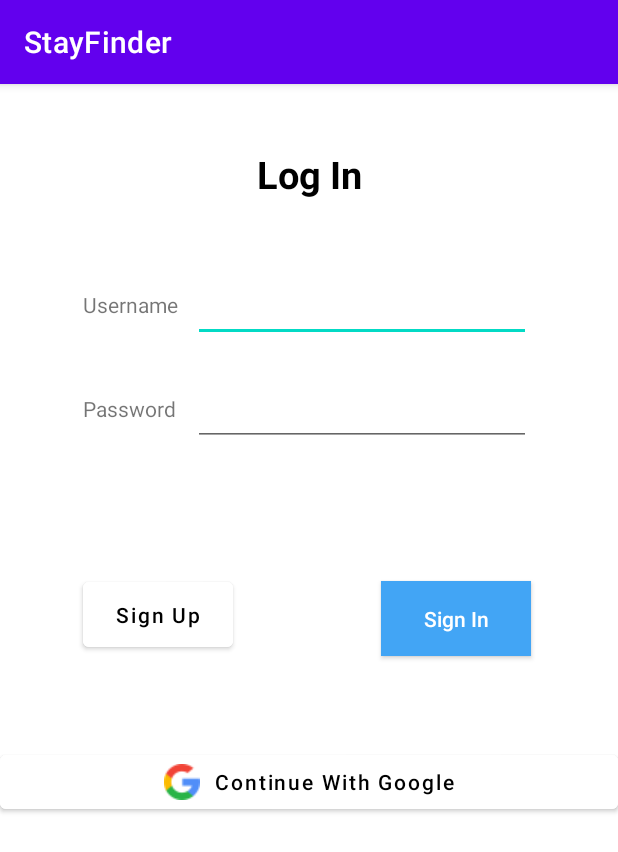
After one commit to tientran505/hotel-booking-android-app, an Android app: the fragment LogInFragment shown on its own in the app's theme, on a phone screen of 412 x 824 dp. The commit adds this screen. Shown: the top 852 px of the screen. Run offline under Robolectric (Android 15) with nearby library versions, the phone set to English and light mode, and no system bars.

Commit message:
build: Done UI of detail profile, signin and Signup
init Change fragment layout to Constrain layout

Finish create a init of Detail Profile

Done LogIn page and SignUp page

update: Remove duplicate a material plugin

```diff
--- /dev/null
+++ b/app/src/main/java/com/example/stayfinder/LogInFragment.kt
@@ -0,0 +1,59 @@
+package com.example.stayfinder
+
+import android.os.Bundle
+import androidx.fragment.app.Fragment
+import android.view.LayoutInflater
+import android.view.View
+import android.view.ViewGroup
+
+// TODO: Rename parameter arguments, choose names that match
+// the fragment initialization parameters, e.g. ARG_ITEM_NUMBER
+private const val ARG_PARAM1 = "param1"
+private const val ARG_PARAM2 = "param2"
+
+/**
+ * A simple [Fragment] subclass.
+ * Use the [LogInFragment.newInstance] factory method to
+ * create an instance of this fragment.
+ */
+class LogInFragment : Fragment() {
+    // TODO: Rename and change types of parameters
+    private var param1: String? = null
+    private var param2: String? = null
+
+    override fun onCreate(savedInstanceState: Bundle?) {
+        super.onCreate(savedInstanceState)
+        arguments?.let {
+            param1 = it.getString(ARG_PARAM1)
+            param2 = it.getString(ARG_PARAM2)
+        }
+    }
+
+    override fun onCreateView(
+        inflater: LayoutInflater, container: ViewGroup?,
+        savedInstanceState: Bundle?
+    ): View? {
+        // Inflate the layout for this fragment
+        return inflater.inflate(R.layout.fragment_log_in, container, false)
+    }
+
+    companion object {
+        /**
+         * Use this factory method to create a new instance of
+         * this fragment using the provided parameters.
+         *
+         * @param param1 Parameter 1.
+         * @param param2 Parameter 2.
+         * @return A new instance of fragment LogInFragment.
+         */
+        // TODO: Rename and change types and number of parameters
+        @JvmStatic
+        fun newInstance(param1: String, param2: String) =
+            LogInFragment().apply {
+                arguments = Bundle().apply {
+                    putString(ARG_PARAM1, param1)
+                    putString(ARG_PARAM2, param2)
+                }
+            }
+    }
+}
--- a/app/src/main/java/com/example/stayfinder/MainActivity.kt
+++ b/app/src/main/java/com/example/stayfinder/MainActivity.kt
@@ -32,7 +32,7 @@ class MainActivity : AppCompatActivity() {
                 }
 
                 R.id.profile -> {
-                    replaceFragment(ProfileFragment())
+                    replaceFragment(SignUpFragment())
                 }
             }
             true
--- /dev/null
+++ b/app/src/main/res/drawable/ic_help_outline.xml
@@ -0,0 +1,5 @@
+<vector android:autoMirrored="true" android:height="24dp"
+    android:tint="#000000" android:viewportHeight="24"
+    android:viewportWidth="24" android:width="24dp" xmlns:android="http://schemas.android.com/apk/res/android">
+    <path android:fillColor="@android:color/white" android:pathData="M11,18h2v-2h-2v2zM12,2C6.48,2 2,6.48 2,12s4.48,10 10,10 10,-4.48 10,-10S17.52,2 12,2zM12,20c-4.41,0 -8,-3.59 -8,-8s3.59,-8 8,-8 8,3.59 8,8 -3.59,8 -8,8zM12,6c-2.21,0 -4,1.79 -4,4h2c0,-1.1 0.9,-2 2,-2s2,0.9 2,2c0,2 -3,1.75 -3,5h2c0,-2.25 3,-2.5 3,-5 0,-2.21 -1.79,-4 -4,-4z"/>
+</vector>
--- /dev/null
+++ b/app/src/main/res/drawable/ic_logout.xml
@@ -0,0 +1,5 @@
+<vector android:autoMirrored="true" android:height="24dp"
+    android:tint="#000000" android:viewportHeight="24"
+    android:viewportWidth="24" android:width="24dp" xmlns:android="http://schemas.android.com/apk/res/android">
+    <path android:fillColor="@android:color/white" android:pathData="M17,7l-1.41,1.41L18.17,11H8v2h10.17l-2.58,2.58L17,17l5,-5zM4,5h8V3H4c-1.1,0 -2,0.9 -2,2v14c0,1.1 0.9,2 2,2h8v-2H4V5z"/>
+</vector>
--- /dev/null
+++ b/app/src/main/res/drawable/ic_person_outline.xml
@@ -0,0 +1,5 @@
+<vector android:height="24dp" android:tint="#000000"
+    android:viewportHeight="24" android:viewportWidth="24"
+    android:width="24dp" xmlns:android="http://schemas.android.com/apk/res/android">
+    <path android:fillColor="@android:color/white" android:pathData="M12,5.9c1.16,0 2.1,0.94 2.1,2.1s-0.94,2.1 -2.1,2.1S9.9,9.16 9.9,8s0.94,-2.1 2.1,-2.1m0,9c2.97,0 6.1,1.46 6.1,2.1v1.1L5.9,18.1L5.9,17c0,-0.64 3.13,-2.1 6.1,-2.1M12,4C9.79,4 8,5.79 8,8s1.79,4 4,4 4,-1.79 4,-4 -1.79,-4 -4,-4zM12,13c-2.67,0 -8,1.34 -8,4v3h16v-3c0,-2.66 -5.33,-4 -8,-4z"/>
+</vector>
--- /dev/null
+++ b/app/src/main/res/drawable/ic_review_outline.xml
@@ -0,0 +1,5 @@
+<vector android:height="24dp" android:tint="#000000"
+    android:viewportHeight="24" android:viewportWidth="24"
+    android:width="24dp" xmlns:android="http://schemas.android.com/apk/res/android">
+    <path android:fillColor="@android:color/white" android:pathData="M13.11,5.72l-0.57,2.89c-0.12,0.59 0.04,1.2 0.42,1.66 0.38,0.46 0.94,0.73 1.54,0.73H20v1.08L17.43,18H9.34c-0.18,0 -0.34,-0.16 -0.34,-0.34V9.82l4.11,-4.1M14,2L7.59,8.41C7.21,8.79 7,9.3 7,9.83v7.83C7,18.95 8.05,20 9.34,20h8.1c0.71,0 1.36,-0.37 1.72,-0.97l2.67,-6.15c0.11,-0.25 0.17,-0.52 0.17,-0.8V11c0,-1.1 -0.9,-2 -2,-2h-5.5l0.92,-4.65c0.05,-0.22 0.02,-0.46 -0.08,-0.66 -0.23,-0.45 -0.52,-0.86 -0.88,-1.22L14,2zM4,9H2v11h2c0.55,0 1,-0.45 1,-1v-9c0,-0.55 -0.45,-1 -1,-1z"/>
+</vector>
--- /dev/null
+++ b/app/src/main/res/layout/fragment_log_in.xml
@@ -0,0 +1,115 @@
+<?xml version="1.0" encoding="utf-8"?>
+<androidx.constraintlayout.widget.ConstraintLayout xmlns:android="http://schemas.android.com/apk/res/android"
+    xmlns:app="http://schemas.android.com/apk/res-auto"
+    xmlns:tools="http://schemas.android.com/tools"
+    android:layout_width="match_parent"
+    android:layout_height="match_parent"
+    tools:context=".ProfileFragment">
+
+
+    <TextView
+        android:id="@+id/titleFragmentTv"
+        android:layout_width="wrap_content"
+        android:layout_height="wrap_content"
+        android:text="Log In"
+        android:textStyle="bold"
+        android:textSize="25dp"
+        android:textColor="@android:color/background_dark"
+        app:layout_constraintBottom_toBottomOf="parent"
+        app:layout_constraintEnd_toEndOf="parent"
+        app:layout_constraintStart_toStartOf="parent"
+        app:layout_constraintTop_toTopOf="parent"
+        app:layout_constraintVertical_bias="0.058" />
+
+
+    <EditText
+        android:id="@+id/inputUsernameEt"
+        android:layout_width="225dp"
+        android:layout_height="54dp"
+        android:layout_marginStart="10dp"
+        android:layout_marginBottom="-15dp"
+        android:ems="10"
+        android:inputType="textEmailAddress"
+        android:text=""
+        app:layout_constraintBottom_toBottomOf="@+id/titleInputUserNameTv"
+        app:layout_constraintStart_toEndOf="@+id/titleInputUserNameTv" />
+
+    <TextView
+        android:id="@+id/titleInputUserNameTv"
+        android:layout_width="wrap_content"
+        android:layout_height="wrap_content"
+        android:text="Username"
+        app:layout_constraintBottom_toBottomOf="parent"
+        app:layout_constraintEnd_toEndOf="parent"
+        app:layout_constraintHorizontal_bias="0.158"
+        app:layout_constraintStart_toStartOf="parent"
+        app:layout_constraintTop_toTopOf="parent"
+        app:layout_constraintVertical_bias="0.183" />
+
+    <androidx.appcompat.widget.AppCompatButton
+        android:id="@+id/signInBtn"
+        android:layout_width="100dp"
+        android:layout_height="50dp"
+        android:layout_marginTop="90dp"
+        android:text="Sign In"
+        android:textAllCaps="false"
+        android:textColor="#ffffff"
+        android:background="#42A5F5"
+
+
+        app:layout_constraintEnd_toEndOf="@+id/inputPasswordEt"
+        app:layout_constraintTop_toBottomOf="@+id/inputPasswordEt" />
+
+    <EditText
+        android:id="@+id/inputPasswordEt"
+        android:layout_width="225dp"
+        android:layout_height="54dp"
+        android:layout_marginBottom="-15dp"
+        android:ems="10"
+        android:inputType="textPassword"
+        android:text=""
+        app:layout_constraintBottom_toBottomOf="@+id/titleInputPassword"
+        app:layout_constraintEnd_toEndOf="@+id/inputUsernameEt" />
+
+    <Button
+        android:id="@+id/goSignUpPageBtn"
+        android:layout_width="100dp"
+        android:layout_height="55dp"
+        android:layout_marginTop="100dp"
+        android:text="Sign Up"
+        android:textAllCaps="false"
+        android:textColor="#000000"
+        android:backgroundTint="#FFFFFF"
+
+        app:layout_constraintStart_toStartOf="@+id/titleInputPassword"
+        app:layout_constraintTop_toBottomOf="@+id/titleInputPassword" />
+
+    <TextView
+        android:id="@+id/titleInputPassword"
+        android:layout_width="wrap_content"
+        android:layout_height="wrap_content"
+        android:layout_marginTop="50dp"
+        android:text="Password"
+        app:layout_constraintStart_toStartOf="@+id/titleInputUserNameTv"
+        app:layout_constraintTop_toBottomOf="@+id/titleInputUserNameTv" />
+
+    <com.google.android.material.button.MaterialButton
+        android:id="@+id/logInWithGGBtn"
+        android:layout_width="0dp"
+        android:layout_height="wrap_content"
+        android:layout_marginTop="200dp"
+        android:text="Continue With Google"
+        android:textAllCaps="false"
+        android:textColor="#000000"
+        android:backgroundTint="#FFFFFF"
+        android:gravity="center"
+        app:icon="@drawable/ic_google"
+        app:iconTint="@android:color/transparent"
+        app:iconTintMode="add"
+        app:iconPadding="10dp"
+        app:iconGravity="textStart"
+        app:layout_constraintEnd_toEndOf="parent"
+        app:layout_constraintStart_toStartOf="parent"
+        app:layout_constraintTop_toBottomOf="@+id/inputPasswordEt" />
+
+</androidx.constraintlayout.widget.ConstraintLayout>
```
Also changed, not shown: app/src/main/java/com/example/stayfinder/SignUpFragment.kt (added, +59 -0 lines), app/src/main/res/drawable/ic_order.xml (+9 -4 lines), app/src/main/res/drawable/ic_order_approve.xml (added, +10 -0 lines), app/src/main/res/layout/fragment_profile.xml (+106 -8 lines), app/src/main/res/layout/fragment_sign_up.xml (added, +115 -0 lines), app/src/main/res/drawable/default_avt.png (added), app/src/main/res/drawable/ic_google.png (added).
